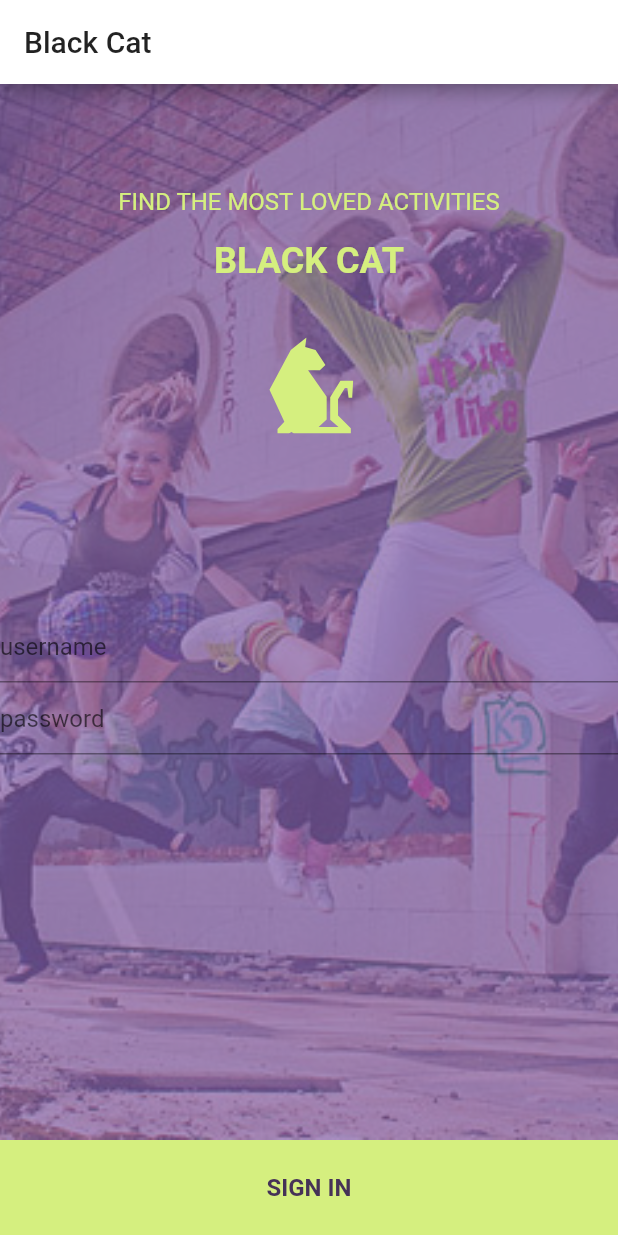
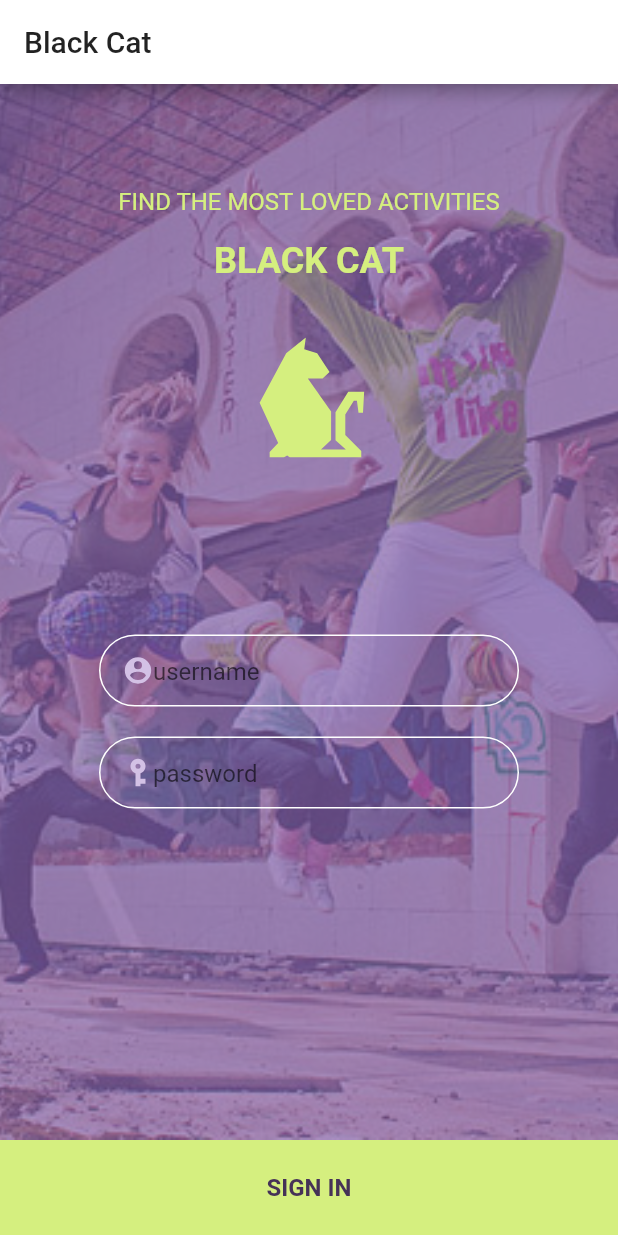
Before and after one commit to haloworld007/entry_task_flutter, a Flutter app: the screen it shows after launch, on a phone screen of 412 x 824 dp. Run offline on Flutter 3.47's test engine with Material 2 defaults, Android fonts, the light colour scheme and no system bars; our stand-ins replace flutter_svg.

Commit message:
完善input样式

```diff
--- a/lib/main.dart
+++ b/lib/main.dart
@@ -48,18 +48,53 @@ class MyApp extends StatelessWidget {
                               child: SvgPicture.asset(
                                 'images/logo-cat.svg',
                                 color: Color(0xFFD5EF7F),
-                                width: 64,
-                                height: 64,
+                                width: 80,
+                                height: 80,
                               ),
                             ),
-                            TextField(
-                              decoration: InputDecoration(
-                                hintText: 'username',
+                            Container(
+                              width: 280,
+                              height: 48,
+                              padding: EdgeInsets.fromLTRB(15, 0, 15, 0),
+                              decoration: BoxDecoration(
+                                  border: Border.all(color: Colors.white),
+                                  borderRadius: BorderRadius.circular(24)),
+                              child: TextField(
+                                decoration: InputDecoration(
+                                    prefixIcon: SvgPicture.asset(
+                                      'images/user.svg',
+                                      color: Color(0xFFD3C1E5),
+                                    ),
+                                    prefixIconConstraints: BoxConstraints(
+                                      maxHeight: 20,
+                                      maxWidth: 20,
+                                    ),
+                                    hintText: 'username',
+                                    border: InputBorder.none),
                               ),
                             ),
-                            TextField(
-                              decoration: InputDecoration(
-                                hintText: 'password',
+                            Container(
+                              margin: EdgeInsets.only(top: 20),
+                              width: 280,
+                              height: 48,
+                              padding: EdgeInsets.fromLTRB(15, 0, 15, 0),
+                              decoration: BoxDecoration(
+                                  border: Border.all(color: Colors.white),
+                                  borderRadius: BorderRadius.circular(24)),
+                              child: TextField(
+                                decoration: InputDecoration(
+                                  prefixIcon: SvgPicture.asset(
+                                    'images/password.svg',
+                                    color: Color(0xFFD3C1E5),
+                                  ),
+                                  prefixIconConstraints:
+                                      BoxConstraints.tightFor(
+                                    width: 20,
+                                    height: 20,
+                                  ),
+                                  hintText: 'password',
+                                  border: InputBorder.none, // 隐藏下划线
+                                ),
                               ),
                             ),
                           ],
```
